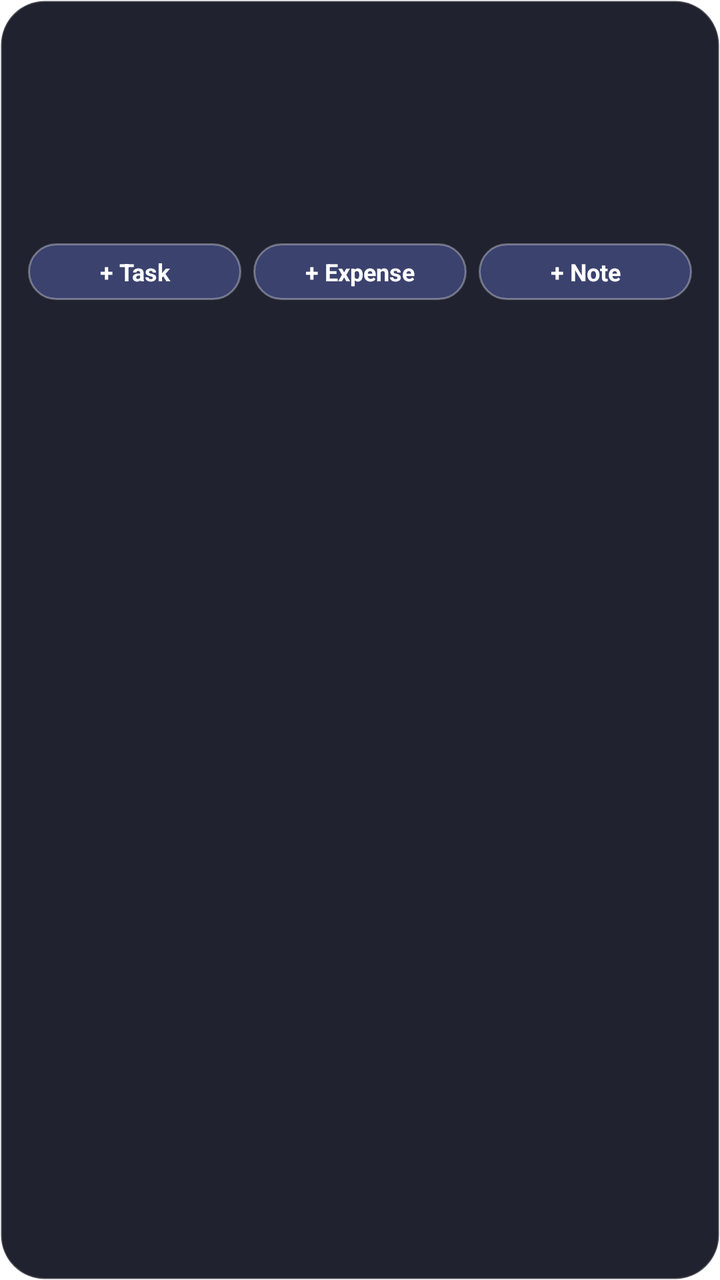
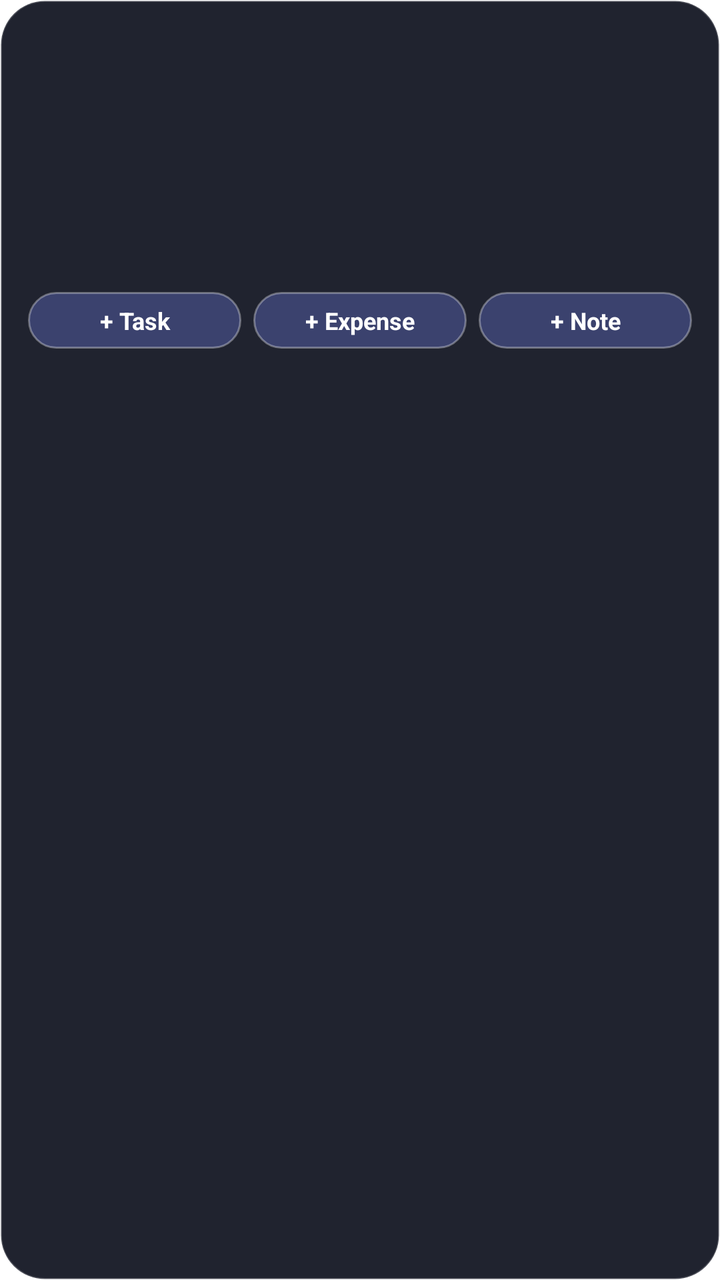

Before-and-after screenshots of an Android layout around one commit, followed by the original layout XML and the change that was made.
<!-- AndroidManifest.xml: fallback theme Theme.MaterialComponents.DayNight.NoActionBar -->
<!-- res/layout/widget_agenda.xml -->
<?xml version="1.0" encoding="utf-8"?>
<LinearLayout xmlns:android="http://schemas.android.com/apk/res/android"
    android:id="@+id/w_root"
    android:layout_width="match_parent"
    android:layout_height="match_parent"
    android:orientation="vertical"
    android:padding="14dp"
    android:background="@drawable/widget_bg">
  <LinearLayout android:layout_width="match_parent" android:layout_height="wrap_content" android:orientation="horizontal">
    <TextView android:id="@+id/w_title" android:layout_width="0dp" android:layout_height="wrap_content" android:layout_weight="1"
        android:textColor="#F4F5FA" android:textSize="15sp" android:textStyle="bold" android:maxLines="1" />
    <TextView android:id="@+id/w_pct" android:layout_width="wrap_content" android:layout_height="wrap_content"
        android:textColor="#A78BFA" android:textSize="13sp" android:textStyle="bold" />
  </LinearLayout>
  <TextView android:id="@+id/w_l1" android:layout_width="match_parent" android:layout_height="wrap_content" android:layout_marginTop="6dp" android:textColor="#C9CCE0" android:textSize="12sp" android:maxLines="1" />
  <TextView android:id="@+id/w_l2" android:layout_width="match_parent" android:layout_height="wrap_content" android:layout_marginTop="2dp" android:textColor="#C9CCE0" android:textSize="12sp" android:maxLines="1" />
  <TextView android:id="@+id/w_l3" android:layout_width="match_parent" android:layout_height="wrap_content" android:layout_marginTop="2dp" android:textColor="#C9CCE0" android:textSize="12sp" android:maxLines="1" />
  <TextView android:id="@+id/w_l4" android:layout_width="match_parent" android:layout_height="wrap_content" android:layout_marginTop="2dp" android:textColor="#C9CCE0" android:textSize="12sp" android:maxLines="1" />
  <LinearLayout android:layout_width="match_parent" android:layout_height="wrap_content" android:layout_marginTop="10dp" android:orientation="horizontal">
    <TextView android:id="@+id/w_task" android:layout_width="0dp" android:layout_height="wrap_content" android:layout_weight="1" android:gravity="center" android:padding="6dp"
        android:text="+ Task" android:textColor="#FFFFFF" android:textSize="12sp" android:textStyle="bold" android:background="@drawable/widget_btn" />
    <TextView android:id="@+id/w_expense" android:layout_width="0dp" android:layout_height="wrap_content" android:layout_weight="1" android:layout_marginStart="6dp" android:gravity="center" android:padding="6dp"
        android:text="+ Expense" android:textColor="#FFFFFF" android:textSize="12sp" android:textStyle="bold" android:background="@drawable/widget_btn" />
    <TextView android:id="@+id/w_note" android:layout_width="0dp" android:layout_height="wrap_content" android:layout_weight="1" android:layout_marginStart="6dp" android:gravity="center" android:padding="6dp"
        android:text="+ Note" android:textColor="#FFFFFF" android:textSize="12sp" android:textStyle="bold" android:background="@drawable/widget_btn" />
  </LinearLayout>
</LinearLayout>
<!-- resources referenced by this layout -->
<resources>
  <!-- drawable widget_bg (drawable) -->
  <?xml version="1.0" encoding="utf-8"?>
  <shape xmlns:android="http://schemas.android.com/apk/res/android" android:shape="rectangle">
    <solid android:color="#F2151824" />
    <corners android:radius="22dp" />
    <stroke android:width="1dp" android:color="#33FFFFFF" />
  </shape>
  <!-- drawable widget_btn (drawable) -->
  <?xml version="1.0" encoding="utf-8"?>
  <shape xmlns:android="http://schemas.android.com/apk/res/android" android:shape="rectangle">
    <solid android:color="#4D7C8CFF" />
    <corners android:radius="14dp" />
    <stroke android:width="1dp" android:color="#55FFFFFF" />
  </shape>
</resources>

<!-- the commit's change to res/layout/widget_agenda.xml (unified diff, before → after) -->
@@ -16,6 +16,7 @@
   <TextView android:id="@+id/w_l2" android:layout_width="match_parent" android:layout_height="wrap_content" android:layout_marginTop="2dp" android:textColor="#C9CCE0" android:textSize="12sp" android:maxLines="1" />
   <TextView android:id="@+id/w_l3" android:layout_width="match_parent" android:layout_height="wrap_content" android:layout_marginTop="2dp" android:textColor="#C9CCE0" android:textSize="12sp" android:maxLines="1" />
   <TextView android:id="@+id/w_l4" android:layout_width="match_parent" android:layout_height="wrap_content" android:layout_marginTop="2dp" android:textColor="#C9CCE0" android:textSize="12sp" android:maxLines="1" />
+  <TextView android:id="@+id/w_goal" android:layout_width="match_parent" android:layout_height="wrap_content" android:layout_marginTop="8dp" android:textColor="#FBBF24" android:textSize="12sp" android:textStyle="bold" android:maxLines="2" />
   <LinearLayout android:layout_width="match_parent" android:layout_height="wrap_content" android:layout_marginTop="10dp" android:orientation="horizontal">
     <TextView android:id="@+id/w_task" android:layout_width="0dp" android:layout_height="wrap_content" android:layout_weight="1" android:gravity="center" android:padding="6dp"
         android:text="+ Task" android:textColor="#FFFFFF" android:textSize="12sp" android:textStyle="bold" android:background="@drawable/widget_btn" />
